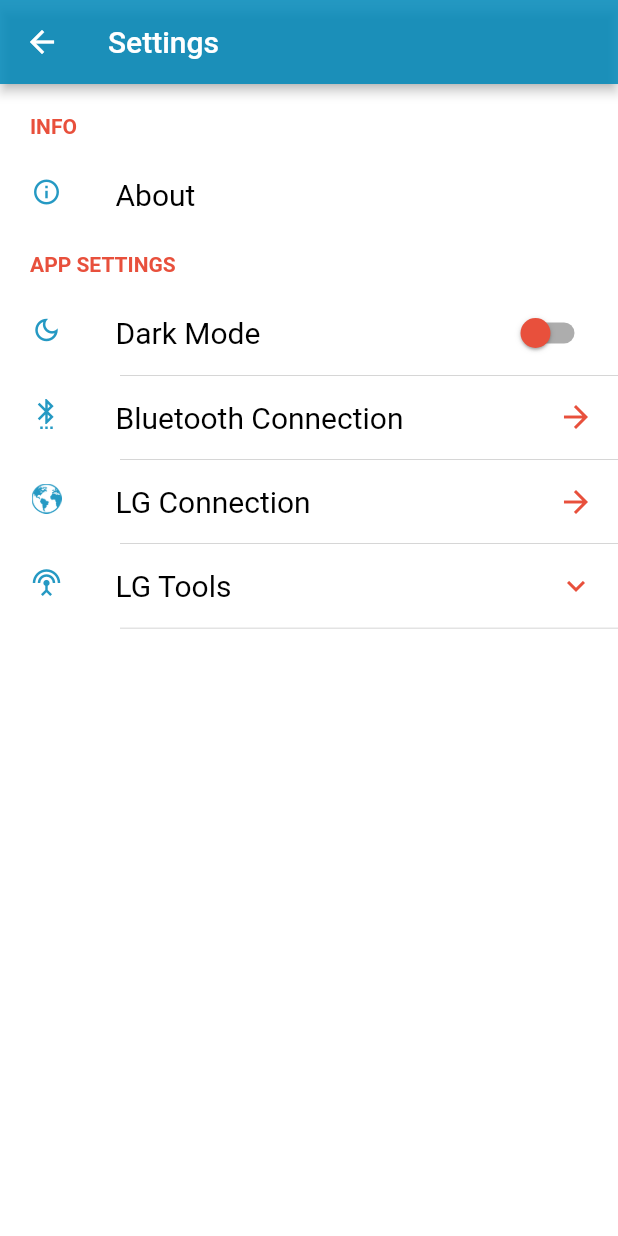
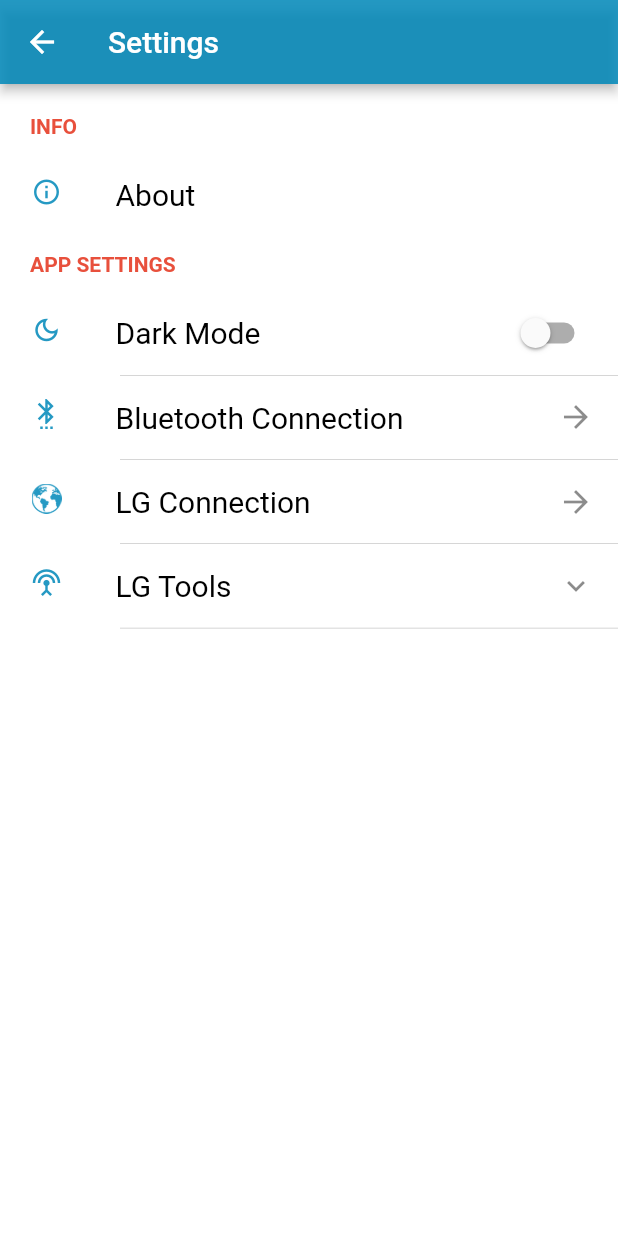
Before and after one commit to savitore/STEAM-Celestial-Satellite-tracker-in-real-time, a Flutter app: the Settings screen opened directly, on a phone screen of 412 x 824 dp. Run offline on Flutter 3.47's test engine with Material 2 defaults, Android fonts, the phone set to English and light mode, and no system bars; our stand-ins replace connectivity_plus, dio, flutter_bloc, get_it, pretty_dio_logger, shared_preferences and 1 more; missing offline and left inert: sgp4_sdp4, ssh2; accounts and stored records are empty; network calls fail.

Commit message:
UI enhancements.

```diff
--- a/lib/screens/settings.dart
+++ b/lib/screens/settings.dart
@@ -46,7 +46,6 @@ class _SettingsState extends State<Settings> {
                 leading: _buildIcon(Icons.dark_mode_outlined),
                 title: _buildTitle('Dark Mode'),
                 trailing: Switch(
-                  inactiveThumbColor: ThemeColors.secondaryColor,
                   activeColor: ThemeColors.primaryColor,
                   onChanged: (value){
                     setState(() {
@@ -60,7 +59,7 @@ class _SettingsState extends State<Settings> {
               ListTile(
                   title: _buildTitle('Bluetooth Connection'),
                   leading: _buildIcon(Icons.settings_bluetooth_outlined),
-                  trailing: Icon(Icons.arrow_forward,color: ThemeColors.secondaryColor,),
+                  trailing: Icon(Icons.arrow_forward,),
               ),
               _divider(),
               ListTile(
@@ -71,7 +70,7 @@ class _SettingsState extends State<Settings> {
                 },
                 title: _buildTitle('LG Connection'),
                 leading: Image.asset('assets/lg.png',width: 20,height: 20,color: ThemeColors.primaryColor,),
-                trailing: Icon(Icons.arrow_forward,color: ThemeColors.secondaryColor,),
+                trailing: Icon(Icons.arrow_forward,),
                 ),
               _divider(),
               ListTile(
@@ -84,7 +83,7 @@ class _SettingsState extends State<Settings> {
                 leading: _buildIcon(Icons.settings_input_antenna),
                 trailing: tools ?
                      Icon(Icons.keyboard_arrow_up,color: ThemeColors.primaryColor,) :
-                     Icon(Icons.keyboard_arrow_down,color: ThemeColors.secondaryColor,)
+                     Icon(Icons.keyboard_arrow_down,)
               ),
               tools ? showTools() : _divider()
             ],
```
